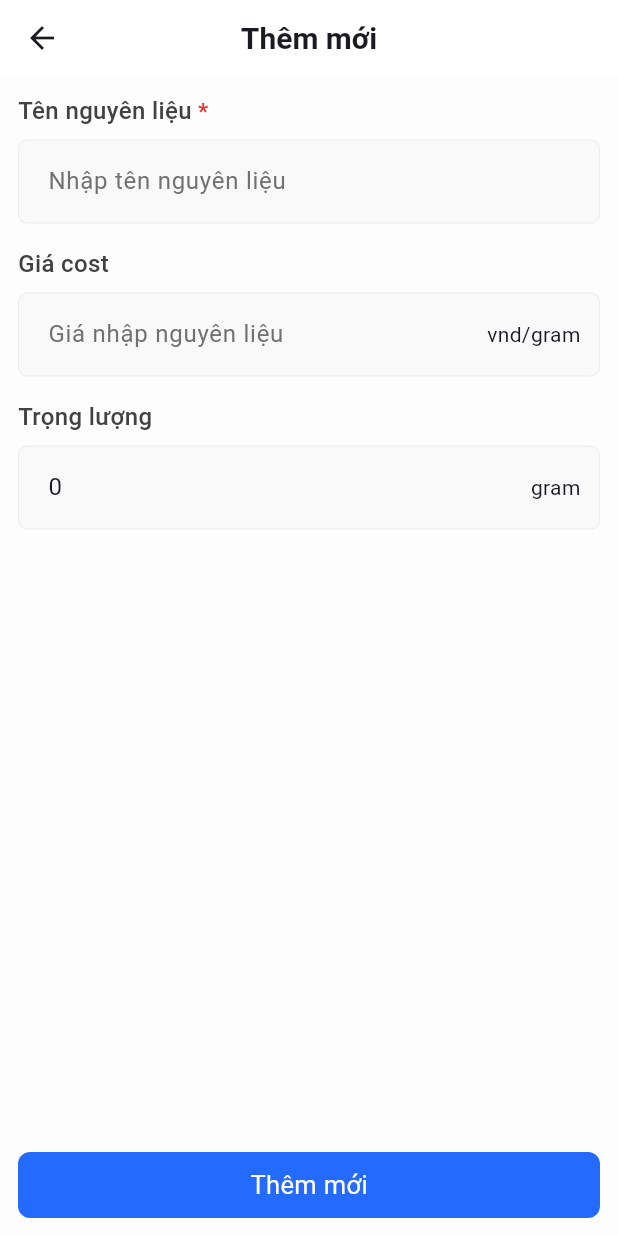
After one commit to MinhQuang1711/Mercury-Mobile, a Flutter app: the CreateIngredientPage screen opened directly, on a phone screen of 412 x 824 dp. The commit adds this screen. Run offline on Flutter 3.47's test engine with Material 3 defaults, Android fonts, the phone set to English and light mode, and no system bars; our stand-ins replace dio, flutter_bloc, freezed_annotation, get_it, go_router, searchfield and 1 more; accounts and stored records are empty; network calls fail.

Commit message:
UI create ingredient

```diff
--- a/lib/core/utils/validator/validator.dart
+++ b/lib/core/utils/validator/validator.dart
@@ -20,4 +20,12 @@ class Validator {
     }
     return null;
   }
+
+  static String? doubleOrNull(String? val) {
+    final result = double.tryParse(val ?? "");
+    if (result == null) {
+      return "Không đúng định dạng số";
+    }
+    return null;
+  }
 }
--- a/lib/feature/presentations/ui/ingredient/create/create.dart
+++ b/lib/feature/presentations/ui/ingredient/create/create.dart
@@ -1,7 +1,13 @@
 import 'package:flutter/material.dart';
 import 'package:mercury/config/theme/color.dart';
+import 'package:mercury/feature/presentations/ui/ingredient/create/widget/create_button.dart';
+import 'package:mercury/feature/presentations/ui/ingredient/widget/name_field.dart';
+import 'package:mercury/feature/presentations/ui/ingredient/widget/weight_field.dart';
 import 'package:mercury/feature/presentations/widget/app_bar/factory_app_bar/app_bar.dart/create_app_bar.dart';
 import 'package:mercury/feature/presentations/widget/app_bar/factory_app_bar/factory_app_bar.dart';
+
+import '../../../widget/stack/screen_allway_see_bottom.dart';
+import '../widget/price_field.dart';
 
 class CreateIngredientScreen extends StatelessWidget {
   const CreateIngredientScreen({super.key});
@@ -21,6 +27,19 @@ class CreateIngredientPage extends StatelessWidget {
     return Scaffold(
       backgroundColor: AppColor.white,
       appBar: factoryAppBar.create(context),
+      body: AppStack(
+        backgroundWidget: const Column(
+          children: [
+            IngredientNameField(),
+            SizedBox(height: 15),
+            IngredientPriceField(),
+            SizedBox(height: 15),
+            IngredientWeightField(),
+            SizedBox(height: 100),
+          ],
+        ),
+        bottomWidget: CreateIngredientButton(label: factoryAppBar.getTitle()),
+      ),
     );
   }
 }
--- /dev/null
+++ b/lib/feature/presentations/ui/ingredient/create/widget/create_button.dart
@@ -0,0 +1,12 @@
+import 'package:flutter/material.dart';
+import 'package:mercury/feature/presentations/widget/button/button.dart';
+
+class CreateIngredientButton extends StatelessWidget {
+  const CreateIngredientButton({super.key, required this.label});
+  final String label;
+
+  @override
+  Widget build(BuildContext context) {
+    return AppButton(label: label);
+  }
+}
--- /dev/null
+++ b/lib/feature/presentations/ui/ingredient/widget/name_field.dart
@@ -0,0 +1,31 @@
+import 'package:flutter/material.dart';
+import 'package:mercury/core/utils/validator/validator.dart';
+import 'package:mercury/feature/presentations/widget/column_input/column_input.dart';
+
+import '../../../widget/textfield/textfield.dart';
+
+class IngredientNameField extends StatelessWidget {
+  const IngredientNameField({
+    super.key,
+    this.initValue,
+    this.onChanged,
+    this.onTapClearButton,
+  });
+  final String? initValue;
+  final Function(String?)? onChanged;
+  final Function()? onTapClearButton;
+
+  @override
+  Widget build(BuildContext context) {
+    return ColumnInput(
+      isRequied: true,
+      titleLabel: "Tên nguyên liệu",
+      bottomWidget: AppTextField(
+        canDelete: true,
+        onChanged: onChanged,
+        validator: Validator.required,
+        hintText: "Nhập tên nguyên liệu",
+      ),
+    );
+  }
+}
--- /dev/null
+++ b/lib/feature/presentations/ui/ingredient/widget/price_field.dart
@@ -0,0 +1,34 @@
+import 'package:flutter/material.dart';
+
+import '../../../../../core/utils/validator/validator.dart';
+import '../../../widget/column_input/column_input.dart';
+import '../../../widget/textfield/textfield.dart';
+
+class IngredientPriceField extends StatelessWidget {
+  const IngredientPriceField({
+    super.key,
+    this.initValue,
+    this.onChanged,
+    this.onTapClearButton,
+  });
+
+  final String? initValue;
+  final Function(String?)? onChanged;
+  final Function()? onTapClearButton;
+
+  @override
+  Widget build(BuildContext context) {
+    return ColumnInput(
+      titleLabel: "Giá cost",
+      bottomWidget: AppTextField(
+        canDelete: true,
+        initValue: initValue,
+        onChanged: onChanged,
+        hintText: "Giá nhập nguyên liệu",
+        sufWidget: const Text("vnd/gram"),
+        validator: Validator.doubleOrNull,
+        textInputType: TextInputType.number,
+      ),
+    );
+  }
+}
--- /dev/null
+++ b/lib/feature/presentations/ui/ingredient/widget/weight_field.dart
@@ -0,0 +1,32 @@
+import 'package:flutter/material.dart';
+import 'package:mercury/core/utils/validator/validator.dart';
+
+import '../../../widget/column_input/column_input.dart';
+import '../../../widget/textfield/textfield.dart';
+
+class IngredientWeightField extends StatelessWidget {
+  const IngredientWeightField({
+    super.key,
+    this.initValue,
+    this.onChanged,
+    this.onTapClearButton,
+  });
+  final String? initValue;
+  final Function(String?)? onChanged;
+  final Function()? onTapClearButton;
+
+  @override
+  Widget build(BuildContext context) {
+    return ColumnInput(
+      titleLabel: "Trọng lượng",
+      bottomWidget: AppTextField(
+        initValue: "0",
+        readOnly: true,
+        onChanged: onChanged,
+        hintText: "nhập trọng lượng",
+        sufWidget: const Text("gram"),
+        validator: Validator.doubleOrNull,
+      ),
+    );
+  }
+}
--- a/lib/feature/presentations/widget/app_bar/factory_app_bar/app_bar.dart/create_app_bar.dart
+++ b/lib/feature/presentations/widget/app_bar/factory_app_bar/app_bar.dart/create_app_bar.dart
@@ -7,4 +7,7 @@ class CreateAppBar extends FactoryAppBar {
   @override
   CustomAppBar create(BuildContext context) =>
       const CustomAppBar(labelTitle: "Thêm mới");
+
+  @override
+  String getTitle() => "Thêm mới";
 }
--- a/lib/feature/presentations/widget/app_bar/factory_app_bar/app_bar.dart/detail_app_bar.dart
+++ b/lib/feature/presentations/widget/app_bar/factory_app_bar/app_bar.dart/detail_app_bar.dart
@@ -6,4 +6,6 @@ class CreateAppBar extends FactoryAppBar {
   @override
   CustomAppBar create(BuildContext context) =>
       const CustomAppBar(labelTitle: "Chi tiết");
+  @override
+  String getTitle() => "Chi tiết";
 }
--- a/lib/feature/presentations/widget/app_bar/factory_app_bar/app_bar.dart/update_app_bar.dart
+++ b/lib/feature/presentations/widget/app_bar/factory_app_bar/app_bar.dart/update_app_bar.dart
@@ -7,4 +7,6 @@ class UpdateAppBar extends FactoryAppBar {
   @override
   CustomAppBar create(BuildContext context) =>
       const CustomAppBar(labelTitle: "Cập nhật");
+  @override
+  String getTitle() => "Cập nhật";
 }
--- a/lib/feature/presentations/widget/app_bar/factory_app_bar/factory_app_bar.dart
+++ b/lib/feature/presentations/widget/app_bar/factory_app_bar/factory_app_bar.dart
@@ -3,5 +3,6 @@ import 'package:flutter/material.dart';
 import '../app_bar.dart';
 
 abstract class FactoryAppBar {
+  String getTitle();
   CustomAppBar create(BuildContext context);
 }
--- /dev/null
+++ b/lib/feature/presentations/widget/stack/screen_allway_see_bottom.dart
@@ -0,0 +1,33 @@
+import 'package:flutter/material.dart';
+import 'package:mercury/config/const/padding.dart';
+
+class AppStack extends StatelessWidget {
+  const AppStack(
+      {super.key, required this.bottomWidget, required this.backgroundWidget});
+  final Widget bottomWidget;
+  final Widget backgroundWidget;
+
+  @override
+  Widget build(BuildContext context) {
+    final viewPadding = MediaQuery.of(context).viewPadding.bottom;
+    const double defaultPadding = 12;
+    return Padding(
+      padding: AppPadding.padding12.copyWith(
+          bottom: viewPadding < 10
+              ? defaultPadding
+              : viewPadding + defaultPadding), //
+      child: Stack(
+        children: [
+          Positioned.fill(
+              child: SingleChildScrollView(child: backgroundWidget)),
+          Positioned(
+            left: 0,
+            right: 0,
+            bottom: 0,
+            child: bottomWidget,
+          )
+        ],
+      ),
+    );
+  }
+}
--- a/lib/feature/presentations/widget/textfield/textfield.dart
+++ b/lib/feature/presentations/widget/textfield/textfield.dart
@@ -156,8 +156,7 @@ class TextFieldProperties {
       fillColor: backgroundColor ?? AppColor.grey2,
       errorBorder: getBorder(borderColor ?? AppColor.red),
       focusedBorder: getBorder(borderColor ?? AppColor.blue),
-      hintStyle:
-          captionRegular.copyWith(color: Colors.grey.shade700, fontSize: 16),
+      hintStyle: captionRegular.copyWith(color: AppColor.grey4, fontSize: 16),
     );
   }
 
```
